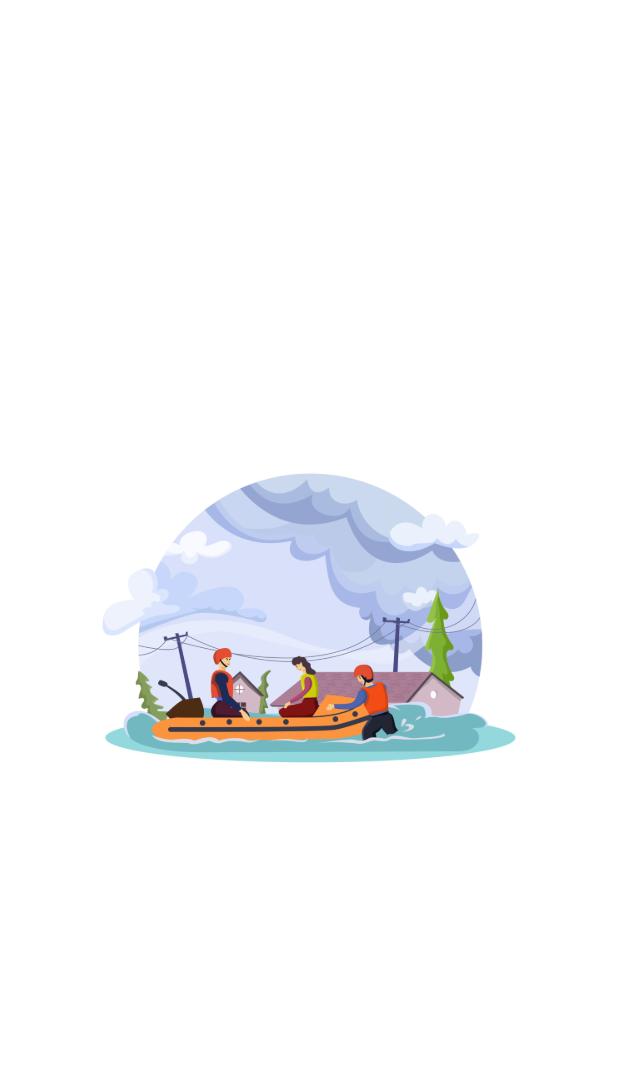
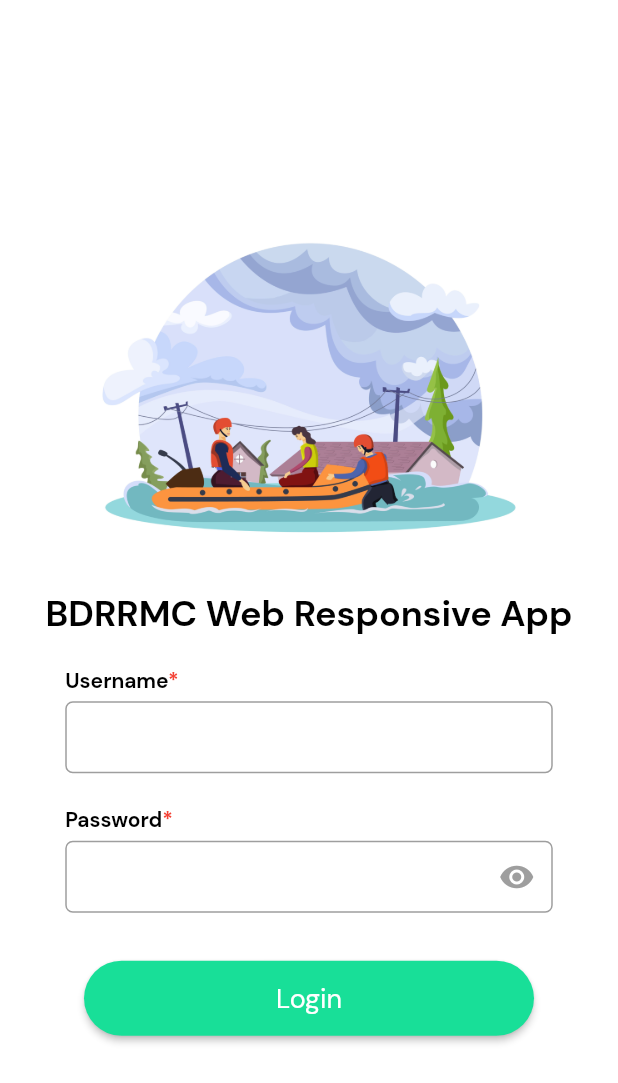
Before and after one commit to lansoyyy/responder-admin, a Flutter app: the screen it shows after launch, on a phone screen of 412 x 824 dp. Shown: the top 1083 px of the screen. Run offline on Flutter 3.47's test engine with Material 2 defaults, Android fonts, the phone set to English and light mode, and no system bars; our stand-ins replace fluttertoast.

```diff
--- a/lib/screens/login_screen.dart
+++ b/lib/screens/login_screen.dart
@@ -1,4 +1,8 @@
 import 'package:flutter/material.dart';
+import 'package:responder_admin/screens/home_screen.dart';
+import 'package:responder_admin/widgets/button_widget.dart';
+import 'package:responder_admin/widgets/text_widget.dart';
+import 'package:responder_admin/widgets/textfield_widget.dart';
 
 class LoginScreen extends StatefulWidget {
   const LoginScreen({super.key});
@@ -23,6 +27,40 @@ class _LoginScreenState extends State<LoginScreen> {
               'assets/images/image 1.png',
               height: 250,
             ),
+            const SizedBox(
+              height: 10,
+            ),
+            TextWidget(
+              text: 'BDRRMC Web Responsive App',
+              fontSize: 24,
+              fontFamily: 'Bold',
+            ),
+            const SizedBox(
+              height: 20,
+            ),
+            TextFieldWidget(
+              label: 'Username',
+              controller: usernameController,
+            ),
+            const SizedBox(
+              height: 20,
+            ),
+            TextFieldWidget(
+              isObscure: true,
+              showEye: true,
+              label: 'Password',
+              controller: passwordController,
+            ),
+            const SizedBox(
+              height: 30,
+            ),
+            ButtonWidget(
+              label: 'Login',
+              onPressed: () {
+                Navigator.of(context).pushReplacement(MaterialPageRoute(
+                    builder: (context) => const HomeScreen()));
+              },
+            ),
           ],
         ),
       ),
--- a/lib/widgets/button_widget.dart
+++ b/lib/widgets/button_widget.dart
@@ -20,7 +20,7 @@ class ButtonWidget extends StatelessWidget {
       this.width = 300,
       this.fontSize = 18,
       this.height = 50,
-      this.color = Colors.blue})
+      this.color = const Color(0Xff18DF98)})
       : super(key: key);
   @override
   Widget build(BuildContext context) {
```
Also changed, not shown: lib/screens/home_screen.dart (added, +100 -0 lines), lib/screens/tabs/analytics_tab.dart (added, +10 -0 lines), lib/screens/tabs/announcement_tab.dart (added, +10 -0 lines), lib/screens/tabs/dashboard_tab.dart (added, +10 -0 lines), lib/screens/tabs/messages_tab.dart (added, +10 -0 lines).
